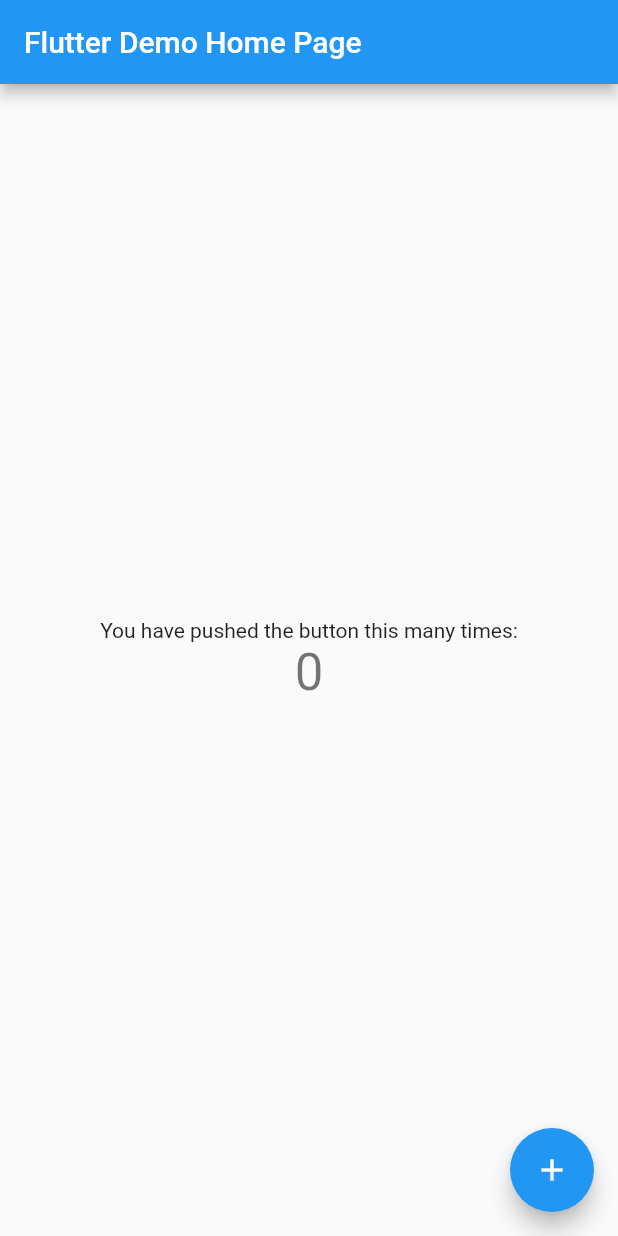
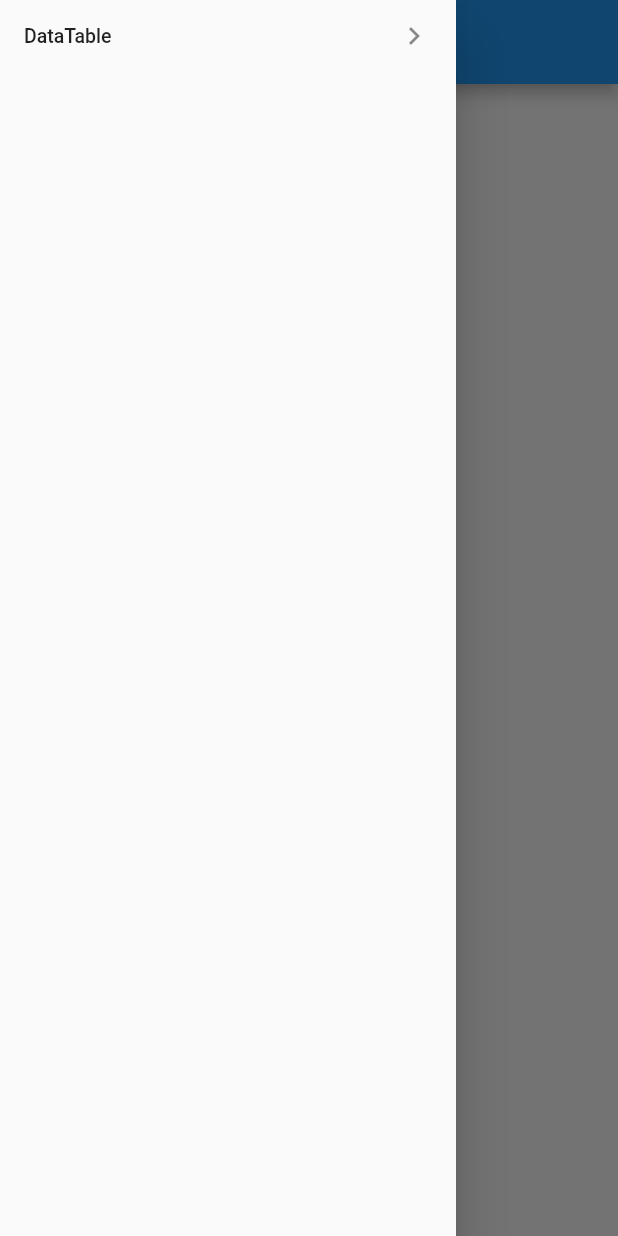
Before and after one commit to beeeyan/flutter_datatable, a Flutter app: the screen it shows after launch, with the side drawer open (before the commit the screen has no drawer), on a phone screen of 412 x 824 dp. Run offline on Flutter 3.47's test engine with Material 2 defaults, Android fonts, the phone set to English and light mode, and no system bars.

Commit message:
枠の作成

```diff
--- a/lib/main.dart
+++ b/lib/main.dart
@@ -1,6 +1,9 @@
 import 'package:flutter/material.dart';
+import 'package:flutter_datatable/route_generator.dart';
+import 'package:flutter_web_plugins/url_strategy.dart';
 
 void main() {
+  setUrlStrategy(PathUrlStrategy());
   runApp(const MyApp());
 }
 
@@ -13,103 +16,9 @@
     return MaterialApp(
       title: 'Flutter Demo',
       theme: ThemeData(
-        // This is the theme of your application.
-        //
-        // Try running your application with "flutter run". You'll see the
-        // application has a blue toolbar. Then, without quitting the app, try
-        // changing the primarySwatch below to Colors.green and then invoke
-        // "hot reload" (press "r" in the console where you ran "flutter run",
-        // or simply save your changes to "hot reload" in a Flutter IDE).
-        // Notice that the counter didn't reset back to zero; the application
-        // is not restarted.
         primarySwatch: Colors.blue,
       ),
-      home: const MyHomePage(title: 'Flutter Demo Home Page'),
+      onGenerateRoute: RouteGenerator.generateRote,
     );
   }
 }
-
-class MyHomePage extends StatefulWidget {
-  const MyHomePage({super.key, required this.title});
-
-  // This widget is the home page of your application. It is stateful, meaning
-  // that it has a State object (defined below) that contains fields that affect
-  // how it looks.
-
-  // This class is the configuration for the state. It holds the values (in this
-  // case the title) provided by the parent (in this case the App widget) and
-  // used by the build method of the State. Fields in a Widget subclass are
-  // always marked "final".
-
-  final String title;
-
-  @override
-  State<MyHomePage> createState() => _MyHomePageState();
-}
-
-class _MyHomePageState extends State<MyHomePage> {
-  int _counter = 0;
-
-  void _incrementCounter() {
-    setState(() {
-      // This call to setState tells the Flutter framework that something has
-      // changed in this State, which causes it to rerun the build method below
-      // so that the display can reflect the updated values. If we changed
-      // _counter without calling setState(), then the build method would not be
-      // called again, and so nothing would appear to happen.
-      _counter++;
-    });
-  }
-
-  @override
-  Widget build(BuildContext context) {
-    // This method is rerun every time setState is called, for instance as done
-    // by the _incrementCounter method above.
-    //
-    // The Flutter framework has been optimized to make rerunning build methods
-    // fast, so that you can just rebuild anything that needs updating rather
-    // than having to individually change instances of widgets.
-    return Scaffold(
-      appBar: AppBar(
-        // Here we take the value from the MyHomePage object that was created by
-        // the App.build method, and use it to set our appbar title.
-        title: Text(widget.title),
-      ),
-      body: Center(
-        // Center is a layout widget. It takes a single child and positions it
-        // in the middle of the parent.
-        child: Column(
-          // Column is also a layout widget. It takes a list of children and
-          // arranges them vertically. By default, it sizes itself to fit its
-          // children horizontally, and tries to be as tall as its parent.
-          //
-          // Invoke "debug painting" (press "p" in the console, choose the
-          // "Toggle Debug Paint" action from the Flutter Inspector in Android
-          // Studio, or the "Toggle Debug Paint" command in Visual Studio Code)
-          // to see the wireframe for each widget.
-          //
-          // Column has various properties to control how it sizes itself and
-          // how it positions its children. Here we use mainAxisAlignment to
-          // center the children vertically; the main axis here is the vertical
-          // axis because Columns are vertical (the cross axis would be
-          // horizontal).
-          mainAxisAlignment: MainAxisAlignment.center,
-          children: <Widget>[
-            const Text(
-              'You have pushed the button this many times:',
-            ),
-            Text(
-              '$_counter',
-              style: Theme.of(context).textTheme.headline4,
-            ),
-          ],
-        ),
-      ),
-      floatingActionButton: FloatingActionButton(
-        onPressed: _incrementCounter,
-        tooltip: 'Increment',
-        child: const Icon(Icons.add),
-      ), // This trailing comma makes auto-formatting nicer for build methods.
-    );
-  }
-}
--- /dev/null
+++ b/lib/route_generator.dart
@@ -0,0 +1,20 @@
+import 'package:flutter/material.dart';
+import 'package:flutter_datatable/sample/datatable_sample.dart';
+
+class RouteGenerator {
+  static Route<dynamic> generateRote(RouteSettings settings) {
+    // 簡易的に作成しているのでget parameterなどは付与されない想定
+    final paths = settings.name!;
+    final path = paths[0];
+
+    switch (path) {
+      case DataTableSample.route:
+        return MaterialPageRoute<dynamic>(
+          builder: (_) => const DataTableSample(),
+          settings: RouteSettings(name: settings.name),
+        );
+      default:
+        return MaterialPageRoute<dynamic>(builder: (_) => const DataTableSample());
+    }
+  }
+}
--- /dev/null
+++ b/lib/sample/datatable_sample.dart
@@ -0,0 +1,21 @@
+import 'package:flutter/material.dart';
+import 'package:flutter_datatable/widget/drawer_menu.dart';
+
+class DataTableSample extends StatelessWidget {
+  const DataTableSample({super.key});
+
+  static const route = '/sample/datatable';
+  static const title = 'DataTable Class';
+
+  @override
+  Widget build(BuildContext context) {
+    return  Scaffold(
+      appBar: AppBar(title: const Text(title),),
+      // 画面切り替え用
+      drawer: const DrawerMenu(),
+      body: const Center(
+        child: Text('ページ'),
+      ),
+    );
+  }
+}
--- /dev/null
+++ b/lib/widget/drawer_menu.dart
@@ -0,0 +1,26 @@
+import 'package:flutter/material.dart';
+import 'package:flutter_datatable/sample/datatable_sample.dart';
+
+class DrawerMenu extends StatelessWidget {
+  const DrawerMenu({super.key});
+
+  @override
+  Widget build(BuildContext context) {
+    return Drawer(
+      child: ListView(
+        children: [
+          ListTile(
+            dense: true,
+            title: const Text(
+              'DataTable',
+            ),
+            trailing: const Icon(
+              Icons.chevron_right_outlined,
+            ),
+            onTap: () => Navigator.pushNamed(context, DataTableSample.route),
+          ),
+        ],
+      ),
+    );
+  }
+}
```
Also changed, not shown: pubspec.yaml (+7 -36 lines), pubspec.lock.
